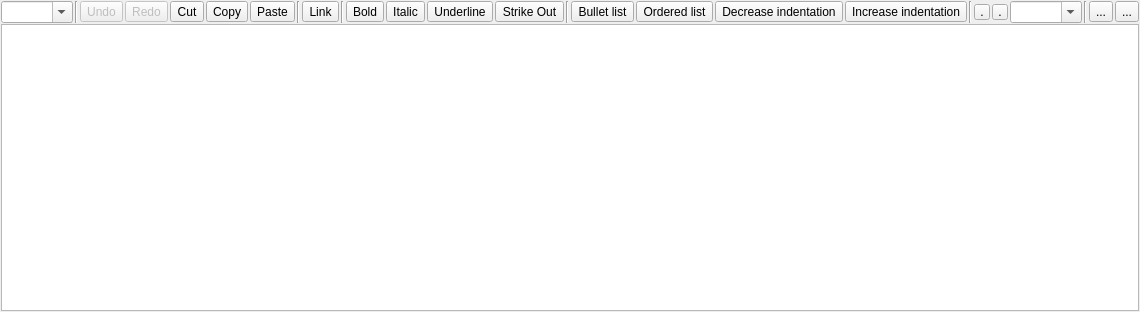
Old version of the form src/ui/qgsrichtexteditorbase.ui in the repository carsmie/QGIS.
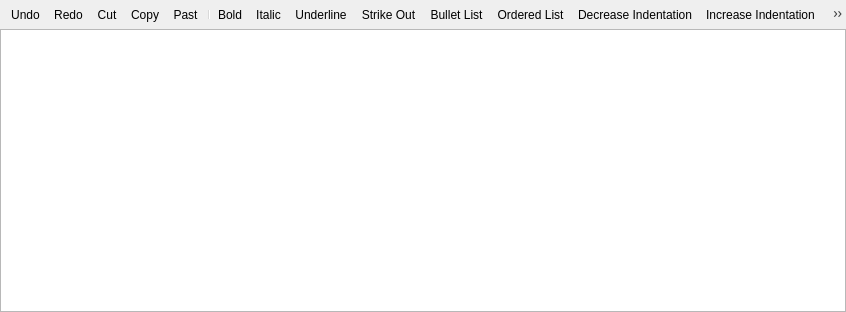
New version of the form. Icons and pictures are not drawn. Custom widgets are drawn as their Qt base class.

Commit message: Make widget more qgis-esque

```diff
--- a/src/ui/qgsrichtexteditorbase.ui
+++ b/src/ui/qgsrichtexteditorbase.ui
@@ -15,27 +15,9 @@
   </property>
   <layout class="QVBoxLayout" name="verticalLayout">
    <property name="spacing">
-    <number>1</number>
+    <number>0</number>
    </property>
    <property name="leftMargin">
-    <number>1</number>
-   </property>
-   <property name="topMargin">
-    <number>1</number>
-   </property>
-   <property name="rightMargin">
-    <number>1</number>
-   </property>
-   <property name="bottomMargin">
-    <number>1</number>
-   </property>
-   <item>
-    <widget class="QWidget" name="mToolbar" native="true">
-     <layout class="QHBoxLayout" name="horizontalLayout">
-      <property name="spacing">
-       <number>2</number>
-      </property>
-      <property name="leftMargin">
        <number>0</number>
       </property>
       <property name="topMargin">
@@ -48,527 +30,224 @@
        <number>0</number>
       </property>
       <item>
-       <widget class="QComboBox" name="f_paragraph">
-        <property name="focusPolicy">
-         <enum>Qt::ClickFocus</enum>
-        </property>
-        <property name="toolTip">
-         <string>Paragraph formatting</string>
-        </property>
-        <property name="editable">
+    <widget class="QToolBar" name="mToolBar">
+     <addaction name="mActionUndo"/>
+     <addaction name="mActionRedo"/>
+     <addaction name="mActionCut"/>
+     <addaction name="mActionCopy"/>
+     <addaction name="mActionPaste"/>
+     <addaction name="separator"/>
+     <addaction name="mActionBold"/>
+     <addaction name="mActionItalic"/>
+     <addaction name="mActionUnderline"/>
+     <addaction name="mActionStrikeOut"/>
+     <addaction name="mActionBulletList"/>
+     <addaction name="mActionOrderedList"/>
+     <addaction name="mActionDecreaseIndent"/>
+     <addaction name="mActionIncreaseIndent"/>
+     <addaction name="separator"/>
+     <addaction name="mActionInsertLink"/>
+     <addaction name="mActionInsertImage"/>
+    </widget>
+   </item>
+   <item>
+    <widget class="QgsImageDropTextEdit" name="mTextEdit">
+     <property name="autoFormatting">
+      <set>QTextEdit::AutoNone</set>
+     </property>
+     <property name="tabChangesFocus">
          <bool>true</bool>
         </property>
        </widget>
       </item>
-      <item>
-       <widget class="Line" name="line_4">
-        <property name="orientation">
-         <enum>Qt::Vertical</enum>
-        </property>
-       </widget>
-      </item>
-      <item>
-       <widget class="QToolButton" name="f_undo">
-        <property name="enabled">
-         <bool>false</bool>
-        </property>
-        <property name="focusPolicy">
-         <enum>Qt::ClickFocus</enum>
-        </property>
+  </layout>
+  <action name="mActionUndo">
+   <property name="icon">
+    <iconset resource="../../images/images.qrc">
+     <normaloff>:/images/themes/default/mActionUndo.svg</normaloff>:/images/themes/default/mActionUndo.svg</iconset>
+   </property>
+   <property name="text">
+    <string>Undo</string>
+   </property>
         <property name="toolTip">
-         <string>Undo (CTRL+Z)</string>
-        </property>
-        <property name="text">
          <string>Undo</string>
         </property>
+  </action>
+  <action name="mActionRedo">
         <property name="icon">
-         <iconset theme="edit-undo">
-          <normaloff>.</normaloff>.</iconset>
-        </property>
-        <property name="iconSize">
-         <size>
-          <width>16</width>
-          <height>16</height>
-         </size>
-        </property>
-       </widget>
-      </item>
-      <item>
-       <widget class="QToolButton" name="f_redo">
-        <property name="enabled">
-         <bool>false</bool>
-        </property>
-        <property name="focusPolicy">
-         <enum>Qt::ClickFocus</enum>
-        </property>
+    <iconset resource="../../images/images.qrc">
+     <normaloff>:/images/themes/default/mActionRedo.svg</normaloff>:/images/themes/default/mActionRedo.svg</iconset>
+   </property>
+   <property name="text">
+    <string>Redo</string>
+   </property>
         <property name="toolTip">
          <string>Redo</string>
         </property>
-        <property name="text">
-         <string>Redo</string>
-        </property>
+  </action>
+  <action name="mActionCut">
         <property name="icon">
-         <iconset theme="edit-redo">
-          <normaloff>.</normaloff>.</iconset>
-        </property>
-        <property name="iconSize">
-         <size>
-          <width>16</width>
-          <height>16</height>
-         </size>
-        </property>
-       </widget>
-      </item>
-      <item>
-       <widget class="QToolButton" name="f_cut">
-        <property name="focusPolicy">
-         <enum>Qt::ClickFocus</enum>
-        </property>
+    <iconset resource="../../images/images.qrc">
+     <normaloff>:/images/themes/default/mActionEditCut.svg</normaloff>:/images/themes/default/mActionEditCut.svg</iconset>
+   </property>
+   <property name="text">
+    <string>Cut</string>
+   </property>
         <property name="toolTip">
-         <string>Cut (CTRL+X)</string>
-        </property>
-        <property name="text">
          <string>Cut</string>
         </property>
+  </action>
+  <action name="mActionCopy">
         <property name="icon">
-         <iconset theme="edit-cut">
-          <normaloff>.</normaloff>.</iconset>
-        </property>
-        <property name="iconSize">
-         <size>
-          <width>16</width>
-          <height>16</height>
-         </size>
-        </property>
-       </widget>
-      </item>
-      <item>
-       <widget class="QToolButton" name="f_copy">
-        <property name="focusPolicy">
-         <enum>Qt::ClickFocus</enum>
-        </property>
+    <iconset resource="../../images/images.qrc">
+     <normaloff>:/images/themes/default/mActionEditCopy.svg</normaloff>:/images/themes/default/mActionEditCopy.svg</iconset>
+   </property>
+   <property name="text">
+    <string>Copy</string>
+   </property>
         <property name="toolTip">
-         <string>Copy (CTRL+C)</string>
-        </property>
-        <property name="text">
          <string>Copy</string>
         </property>
+  </action>
+  <action name="mActionPaste">
         <property name="icon">
-         <iconset theme="edit-copy">
-          <normaloff>.</normaloff>.</iconset>
-        </property>
-        <property name="iconSize">
-         <size>
-          <width>16</width>
-          <height>16</height>
-         </size>
-        </property>
-       </widget>
-      </item>
-      <item>
-       <widget class="QToolButton" name="f_paste">
-        <property name="focusPolicy">
-         <enum>Qt::ClickFocus</enum>
-        </property>
+    <iconset resource="../../images/images.qrc">
+     <normaloff>:/images/themes/default/mActionEditPaste.svg</normaloff>:/images/themes/default/mActionEditPaste.svg</iconset>
+   </property>
+   <property name="text">
+    <string>Past</string>
+   </property>
         <property name="toolTip">
-         <string>Paste (CTRL+V)</string>
-        </property>
-        <property name="text">
          <string>Paste</string>
         </property>
+  </action>
+  <action name="mActionInsertLink">
+   <property name="checkable">
+    <bool>true</bool>
+   </property>
         <property name="icon">
-         <iconset theme="edit-paste">
-          <normaloff>.</normaloff>.</iconset>
-        </property>
-        <property name="iconSize">
-         <size>
-          <width>16</width>
-          <height>16</height>
-         </size>
-        </property>
-       </widget>
-      </item>
-      <item>
-       <widget class="Line" name="line">
-        <property name="orientation">
-         <enum>Qt::Vertical</enum>
-        </property>
-       </widget>
-      </item>
-      <item>
-       <widget class="QToolButton" name="f_link">
-        <property name="focusPolicy">
-         <enum>Qt::ClickFocus</enum>
-        </property>
-        <property name="toolTip">
-         <string>Link (CTRL+L)</string>
+    <iconset theme="insert-link"/>
         </property>
         <property name="text">
-         <string>Link</string>
-        </property>
-        <property name="icon">
-         <iconset theme="applications-internet">
-          <normaloff>.</normaloff>.</iconset>
-        </property>
-        <property name="iconSize">
-         <size>
-          <width>16</width>
-          <height>16</height>
-         </size>
-        </property>
+    <string>Insert Link</string>
+   </property>
+   <property name="toolTip">
+    <string>Insert link</string>
+   </property>
+  </action>
+  <action name="mActionBold">
         <property name="checkable">
          <bool>true</bool>
         </property>
-       </widget>
-      </item>
-      <item>
-       <widget class="Line" name="line_3">
-        <property name="orientation">
-         <enum>Qt::Vertical</enum>
-        </property>
-       </widget>
-      </item>
-      <item>
-       <widget class="QToolButton" name="f_bold">
-        <property name="focusPolicy">
-         <enum>Qt::ClickFocus</enum>
-        </property>
-        <property name="toolTip">
-         <string notr="true">Bold (CTRL+B)</string>
+   <property name="icon">
+    <iconset theme="format-text-bold"/>
         </property>
         <property name="text">
          <string>Bold</string>
         </property>
-        <property name="icon">
-         <iconset theme="format-text-bold">
-          <normaloff>.</normaloff>.</iconset>
-        </property>
-        <property name="iconSize">
-         <size>
-          <width>16</width>
-          <height>16</height>
-         </size>
-        </property>
+  </action>
+  <action name="mActionItalic">
         <property name="checkable">
          <bool>true</bool>
-        </property>
-       </widget>
-      </item>
-      <item>
-       <widget class="QToolButton" name="f_italic">
-        <property name="focusPolicy">
-         <enum>Qt::ClickFocus</enum>
-        </property>
-        <property name="toolTip">
-         <string>Italic (CTRL+I)</string>
-        </property>
-        <property name="text">
-         <string>Italic</string>
         </property>
         <property name="icon">
          <iconset theme="format-text-italic">
           <normaloff>.</normaloff>.</iconset>
         </property>
-        <property name="iconSize">
-         <size>
-          <width>16</width>
-          <height>16</height>
-         </size>
-        </property>
+   <property name="text">
+    <string>Italic</string>
+   </property>
+   <property name="toolTip">
+    <string>Italic</string>
+   </property>
+  </action>
+  <action name="mActionUnderline">
         <property name="checkable">
          <bool>true</bool>
-        </property>
-       </widget>
-      </item>
-      <item>
-       <widget class="QToolButton" name="f_underline">
-        <property name="focusPolicy">
-         <enum>Qt::ClickFocus</enum>
-        </property>
-        <property name="toolTip">
-         <string>Underline (CTRL+U)</string>
-        </property>
-        <property name="text">
-         <string>Underline</string>
         </property>
         <property name="icon">
          <iconset theme="format-text-underline">
           <normaloff>.</normaloff>.</iconset>
         </property>
-        <property name="iconSize">
-         <size>
-          <width>16</width>
-          <height>16</height>
-         </size>
-        </property>
+   <property name="text">
+    <string>Underline</string>
+   </property>
+   <property name="toolTip">
+    <string>Underline</string>
+   </property>
+  </action>
+  <action name="mActionStrikeOut">
         <property name="checkable">
          <bool>true</bool>
         </property>
-       </widget>
-      </item>
-      <item>
-       <widget class="QToolButton" name="f_strikeout">
+   <property name="icon">
+    <iconset theme="format-text-strikethrough">
+     <normaloff>.</normaloff>.</iconset>
+   </property>
         <property name="text">
          <string>Strike Out</string>
         </property>
-        <property name="checkable">
-         <bool>true</bool>
-        </property>
-       </widget>
-      </item>
-      <item>
-       <widget class="Line" name="line_5">
-        <property name="orientation">
-         <enum>Qt::Vertical</enum>
-        </property>
-       </widget>
-      </item>
-      <item>
-       <widget class="QToolButton" name="f_list_bullet">
-        <property name="focusPolicy">
-         <enum>Qt::ClickFocus</enum>
-        </property>
         <property name="toolTip">
-         <string>Bullet list (CTRL+-)</string>
-        </property>
-        <property name="text">
-         <string>Bullet list</string>
-        </property>
-        <property name="iconSize">
-         <size>
-          <width>16</width>
-          <height>16</height>
-         </size>
-        </property>
+    <string>Strike Out</string>
+   </property>
+  </action>
+  <action name="mActionBulletList">
         <property name="checkable">
          <bool>true</bool>
         </property>
-       </widget>
-      </item>
-      <item>
-       <widget class="QToolButton" name="f_list_ordered">
-        <property name="focusPolicy">
-         <enum>Qt::ClickFocus</enum>
+   <property name="text">
+    <string>Bullet List</string>
         </property>
         <property name="toolTip">
-         <string>Ordered list (CTRL+=)</string>
-        </property>
-        <property name="text">
-         <string>Ordered list</string>
-        </property>
-        <property name="iconSize">
-         <size>
-          <width>16</width>
-          <height>16</height>
-         </size>
-        </property>
+    <string>Create a bullet list</string>
+   </property>
+  </action>
+  <action name="mActionOrderedList">
         <property name="checkable">
          <bool>true</bool>
         </property>
-       </widget>
-      </item>
-      <item>
-       <widget class="QToolButton" name="f_indent_dec">
-        <property name="focusPolicy">
-         <enum>Qt::ClickFocus</enum>
+   <property name="text">
+    <string>Ordered List</string>
         </property>
         <property name="toolTip">
-         <string>Decrease indentation (CTRL+,)</string>
-        </property>
+    <string>Create an ordered list</string>
+   </property>
+  </action>
+  <action name="mActionDecreaseIndent">
+   <property name="icon">
+    <iconset theme="format-indent-less"/>
+   </property>
         <property name="text">
+    <string>Decrease Indentation</string>
+   </property>
+   <property name="toolTip">
          <string>Decrease indentation</string>
         </property>
-        <property name="icon">
-         <iconset theme="format-indent-less">
-          <normaloff>.</normaloff>.</iconset>
-        </property>
-        <property name="iconSize">
-         <size>
-          <width>16</width>
-          <height>16</height>
-         </size>
-        </property>
-       </widget>
-      </item>
-      <item>
-       <widget class="QToolButton" name="f_indent_inc">
-        <property name="focusPolicy">
-         <enum>Qt::ClickFocus</enum>
-        </property>
-        <property name="toolTip">
-         <string>Increase indentation (CTRL+.)</string>
-        </property>
-        <property name="text">
-         <string>Increase indentation</string>
-        </property>
+  </action>
+  <action name="mActionIncreaseIndent">
         <property name="icon">
          <iconset theme="format-indent-more">
           <normaloff>.</normaloff>.</iconset>
         </property>
-        <property name="iconSize">
-         <size>
-          <width>16</width>
-          <height>16</height>
-         </size>
-        </property>
-       </widget>
-      </item>
-      <item>
-       <widget class="Line" name="line_2">
-        <property name="orientation">
-         <enum>Qt::Vertical</enum>
-        </property>
-       </widget>
-      </item>
-      <item>
-       <widget class="QToolButton" name="f_fgcolor">
-        <property name="minimumSize">
-         <size>
-          <width>16</width>
-          <height>16</height>
-         </size>
-        </property>
-        <property name="maximumSize">
-         <size>
-          <width>16</width>
-          <height>16</height>
-         </size>
-        </property>
-        <property name="focusPolicy">
-         <enum>Qt::ClickFocus</enum>
-        </property>
-        <property name="toolTip">
-         <string>Text foreground color</string>
-        </property>
         <property name="text">
-         <string>.</string>
-        </property>
-        <property name="iconSize">
-         <size>
-          <width>16</width>
-          <height>16</height>
-         </size>
-        </property>
-       </widget>
-      </item>
-      <item>
-       <widget class="QToolButton" name="f_bgcolor">
-        <property name="minimumSize">
-         <size>
-          <width>16</width>
-          <height>16</height>
-         </size>
-        </property>
-        <property name="maximumSize">
-         <size>
-          <width>16</width>
-          <height>16</height>
-         </size>
-        </property>
-        <property name="focusPolicy">
-         <enum>Qt::ClickFocus</enum>
-        </property>
+    <string>Increase Indentation</string>
+   </property>
         <property name="toolTip">
-         <string>Text background color</string>
-        </property>
+    <string>Increase indentation</string>
+   </property>
+  </action>
+  <action name="mActionInsertImage">
+   <property name="icon">
+    <iconset theme="insert-image">
+     <normaloff>.</normaloff>.</iconset>
+   </property>
         <property name="text">
-         <string>.</string>
-        </property>
-        <property name="iconSize">
-         <size>
-          <width>16</width>
-          <height>16</height>
-         </size>
-        </property>
-       </widget>
-      </item>
-      <item>
-       <widget class="QComboBox" name="f_fontsize">
-        <property name="focusPolicy">
-         <enum>Qt::ClickFocus</enum>
-        </property>
+    <string>Insert Image</string>
+   </property>
         <property name="toolTip">
-         <string>Font size</string>
-        </property>
-        <property name="editable">
-         <bool>true</bool>
-        </property>
-       </widget>
-      </item>
-      <item>
-       <widget class="Line" name="line_6">
-        <property name="orientation">
-         <enum>Qt::Vertical</enum>
-        </property>
-       </widget>
-      </item>
-      <item>
-       <widget class="QToolButton" name="f_image">
-        <property name="text">
-         <string notr="true">...</string>
-        </property>
-       </widget>
-      </item>
-      <item>
-       <spacer name="horizontalSpacer">
-        <property name="orientation">
-         <enum>Qt::Horizontal</enum>
-        </property>
-        <property name="sizeHint" stdset="0">
-         <size>
-          <width>40</width>
-          <height>20</height>
-         </size>
-        </property>
-       </spacer>
-      </item>
-      <item>
-       <widget class="QToolButton" name="f_menu">
-        <property name="text">
-         <string>...</string>
-        </property>
-       </widget>
-      </item>
-     </layout>
-     <zorder>f_paragraph</zorder>
-     <zorder>line_4</zorder>
-     <zorder>f_undo</zorder>
-     <zorder>f_redo</zorder>
-     <zorder>f_cut</zorder>
-     <zorder>f_copy</zorder>
-     <zorder>f_paste</zorder>
-     <zorder>line</zorder>
-     <zorder>f_link</zorder>
-     <zorder>line_3</zorder>
-     <zorder>f_italic</zorder>
-     <zorder>f_underline</zorder>
-     <zorder>line_2</zorder>
-     <zorder>f_fontsize</zorder>
-     <zorder>line_5</zorder>
-     <zorder>f_list_bullet</zorder>
-     <zorder>f_list_ordered</zorder>
-     <zorder>f_indent_dec</zorder>
-     <zorder>f_indent_inc</zorder>
-     <zorder>f_bold</zorder>
-     <zorder>f_bgcolor</zorder>
-     <zorder>f_strikeout</zorder>
-     <zorder>f_image</zorder>
-     <zorder>line_6</zorder>
-     <zorder>f_menu</zorder>
-     <zorder>f_fgcolor</zorder>
-    </widget>
-   </item>
-   <item>
-    <widget class="QgsImageDropTextEdit" name="mTextEdit">
-     <property name="autoFormatting">
-      <set>QTextEdit::AutoNone</set>
-     </property>
-     <property name="tabChangesFocus">
-      <bool>true</bool>
-     </property>
-    </widget>
-   </item>
-  </layout>
+    <string>Insert image</string>
+   </property>
+  </action>
  </widget>
  <customwidgets>
   <customwidget>
```
Left out of the diff: 7 changed lines with no effect on the pictures. Lines whose indentation alone changed are shown as unchanged. The commit also changes 3 other files.
